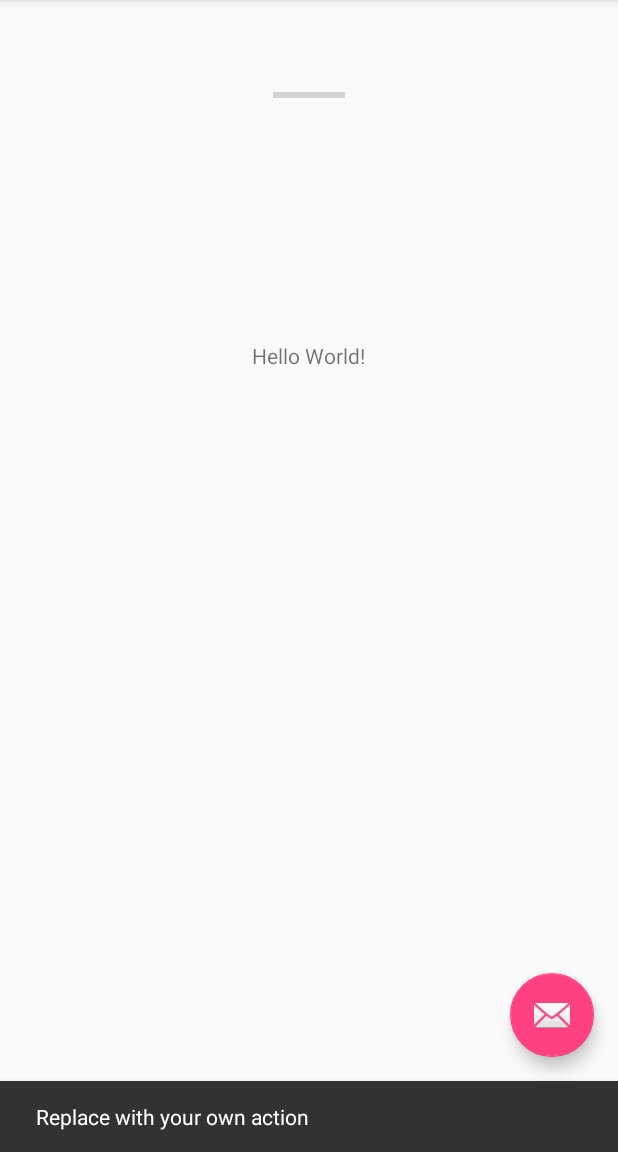
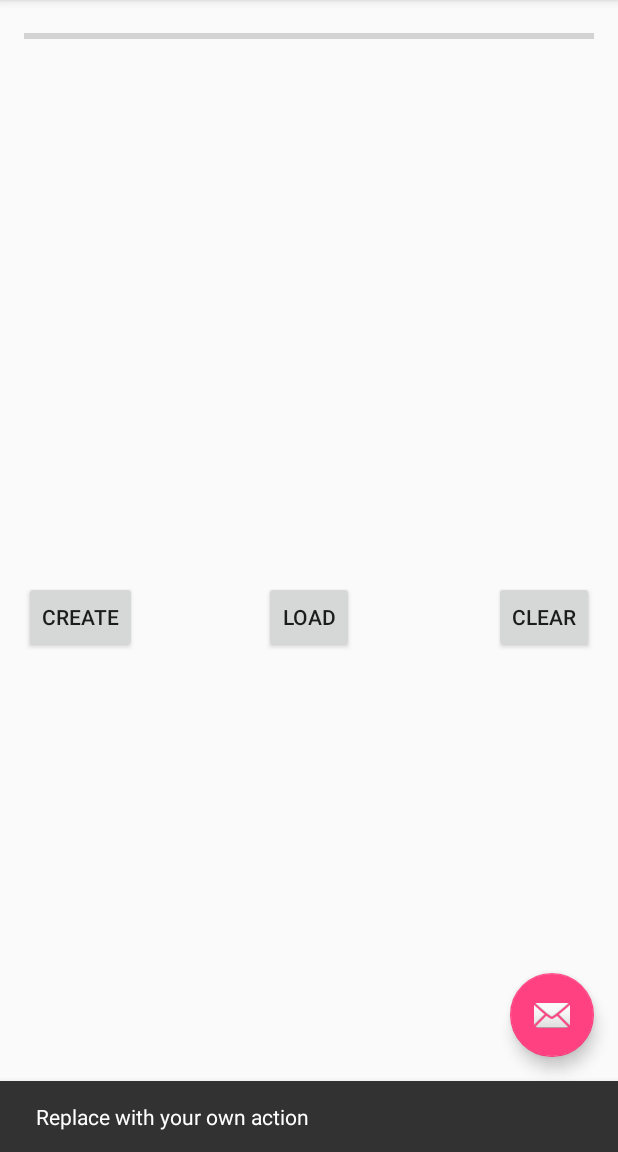
Before and after one commit to johnnymeyer/cs246Homework, an Android app: the screen it shows after launch (MainActivity), after a tap on an icon or button, on a phone screen of 412 x 824 dp, the part 84-1236 px from its top. Run offline under Robolectric (Android 15) with nearby library versions, the phone set to English and light mode, and no system bars.

Commit message:
added some buttons and a progress bar

```diff
--- a/week6/Multi-Threads/app/src/main/res/layout/content_main.xml
+++ b/week6/Multi-Threads/app/src/main/res/layout/content_main.xml
@@ -12,20 +12,52 @@
     tools:context="com.cs246.johnmeyer.multi_threads.MainActivity"
     tools:showIn="@layout/activity_main">
 
-    <TextView
-        android:layout_width="wrap_content"
-        android:layout_height="wrap_content"
-        android:text="Hello World!"
-        android:layout_alignParentTop="true"
-        android:layout_centerHorizontal="true"
-        android:layout_marginTop="211dp" />
-
     <ProgressBar
         style="?android:attr/progressBarStyleHorizontal"
         android:layout_width="wrap_content"
         android:layout_height="wrap_content"
         android:id="@+id/progressBar"
+        android:layout_alignParentLeft="true"
+        android:layout_alignParentStart="true"
         android:layout_alignParentTop="true"
-        android:layout_centerHorizontal="true"
-        android:layout_marginTop="39dp" />
+        android:layout_alignParentRight="true"
+        android:layout_alignParentEnd="true" />
+
+    <ListView
+        android:layout_width="wrap_content"
+        android:layout_height="300dp"
+        android:id="@+id/listView"
+        android:layout_below="@+id/progressBar"
+        android:layout_alignParentLeft="true"
+        android:layout_alignParentStart="true" />
+
+    <Button
+        style="?android:attr/buttonStyleSmall"
+        android:layout_width="wrap_content"
+        android:layout_height="wrap_content"
+        android:text="CREATE"
+        android:id="@+id/button"
+        android:layout_marginTop="55dp"
+        android:layout_below="@+id/listView"
+        android:layout_alignParentLeft="true"
+        android:layout_alignParentStart="true" />
+
+    <Button
+        style="?android:attr/buttonStyleSmall"
+        android:layout_width="wrap_content"
+        android:layout_height="wrap_content"
+        android:text="LOAD"
+        android:id="@+id/button2"
+        android:layout_alignTop="@+id/button"
+        android:layout_centerHorizontal="true" />
+
+    <Button
+        style="?android:attr/buttonStyleSmall"
+        android:layout_width="wrap_content"
+        android:layout_height="wrap_content"
+        android:text="CLEAR"
+        android:id="@+id/button3"
+        android:layout_alignTop="@+id/button2"
+        android:layout_alignParentRight="true"
+        android:layout_alignParentEnd="true" />
 </RelativeLayout>
```
